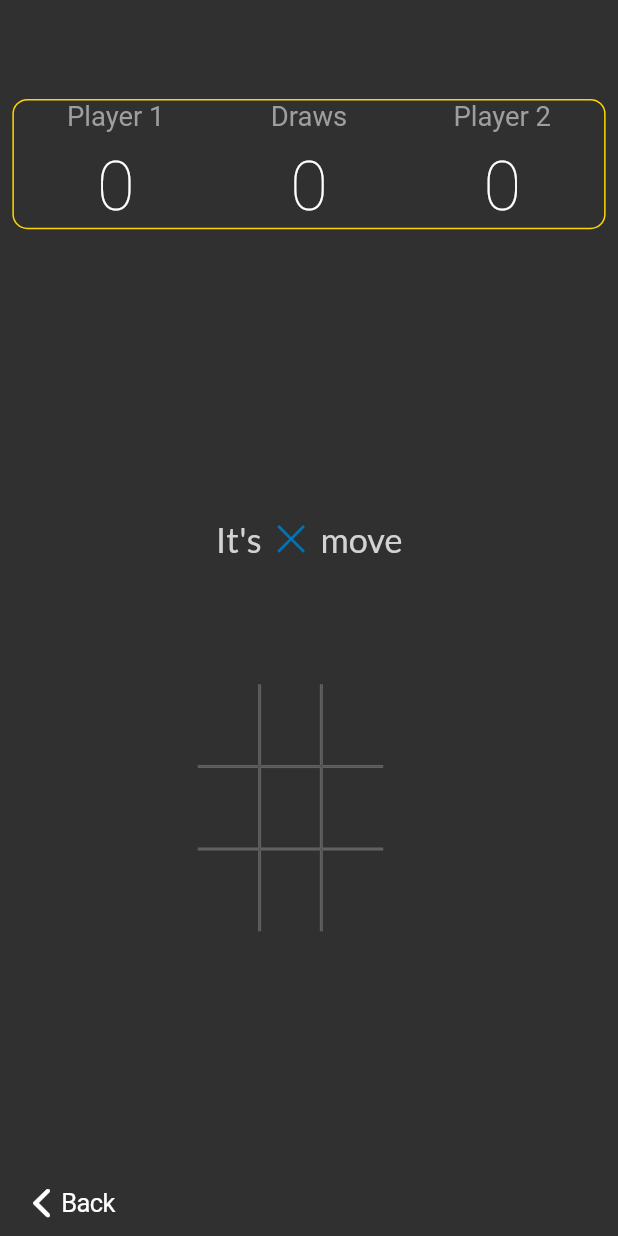
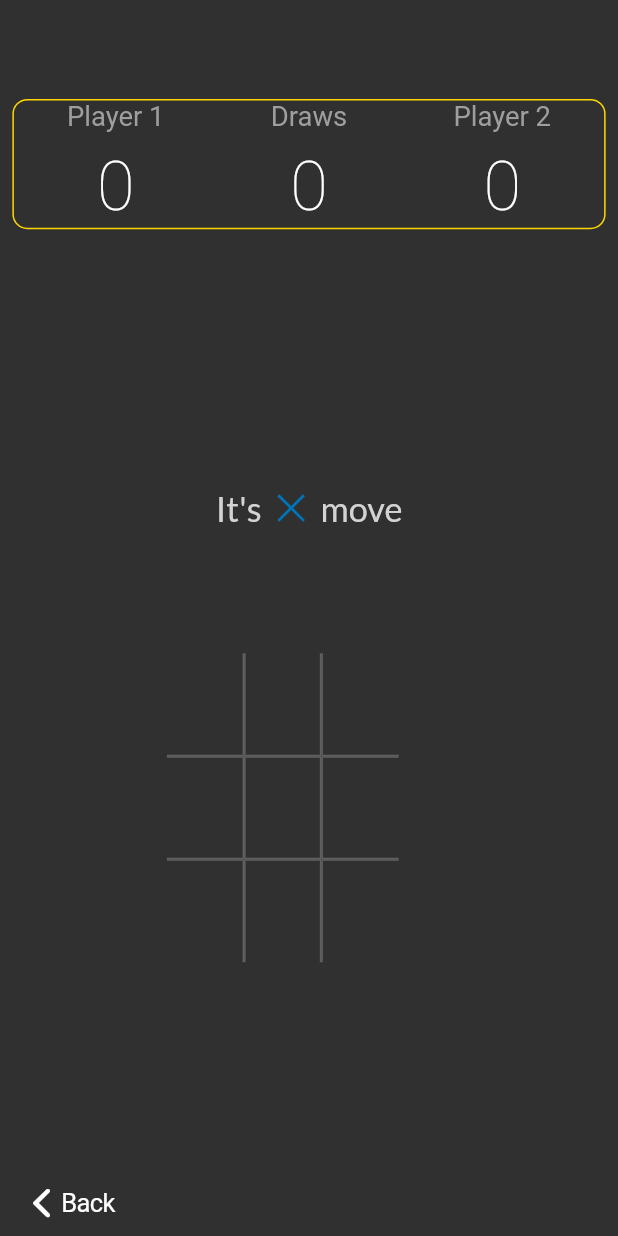
Before and after one commit to funmi-cod/tictactoe, a Flutter app: the screen it shows after launch, after a tap on "start game", on a phone screen of 412 x 824 dp. Run offline on Flutter 3.47's test engine with Material 2 defaults, Android fonts, the phone set to English and light mode, and no system bars; our stand-ins replace avatar_glow, device_preview, google_fonts, line_awesome_flutter; missing offline and left inert: customprompt.

Commit message:
Update files

```diff
--- a/lib/main.dart
+++ b/lib/main.dart
@@ -13,9 +13,9 @@ import 'package:tictactoe/views/game.dart';
 
 void main() {
   runApp(
-    ChangeNotifierProvider(
+    ChangeNotifierProvider( // to listen to changes in the app
         create: (context) => GameProvider(),
-        child: DevicePreview(
+        child: DevicePreview( // To preview our app on different mobile device
           enabled: !kReleaseMode,
           builder: (context) => TicTacToe(),
         )),
--- a/lib/views/home.dart
+++ b/lib/views/home.dart
@@ -47,7 +47,7 @@ class Home extends StatelessWidget {
                     ],
                   ),
                   ButtonsWrapper(),// game button
-                  const Button('settings',),
+                  const Button('Rules',),
                 ],
               ),
             ],
--- a/lib/widget/game_page/board.dart
+++ b/lib/widget/game_page/board.dart
@@ -7,7 +7,7 @@ class Board extends StatelessWidget {
   Widget build(BuildContext context) {
     final Size size = MediaQuery.of(context).size;
 
-    final double boardSize = size.width * 0.40;
+    final double boardSize = size.width * 0.50;
 
     return Container(
       padding: EdgeInsets.symmetric(horizontal: size.width * 0.02),
--- a/lib/widget/game_page/game_page_widgets.dart
+++ b/lib/widget/game_page/game_page_widgets.dart
@@ -1,3 +1,5 @@
+// to avoid writing import for every file
+// clean code approach
 export 'back_btn.dart';
 export 'board.dart';
 export 'field.dart';
--- a/lib/widget/home_page/button.dart
+++ b/lib/widget/home_page/button.dart
@@ -23,7 +23,7 @@ class Button extends StatelessWidget {
       child: TextButton(
         onPressed: () => Navigator.pushNamed(context, '/game'),
         style: TextButton.styleFrom(
-          shape: text != 'settings'
+          shape: text != 'Rules'
               ? RoundedRectangleBorder(
             side: BorderSide(
               color: color!,
```
